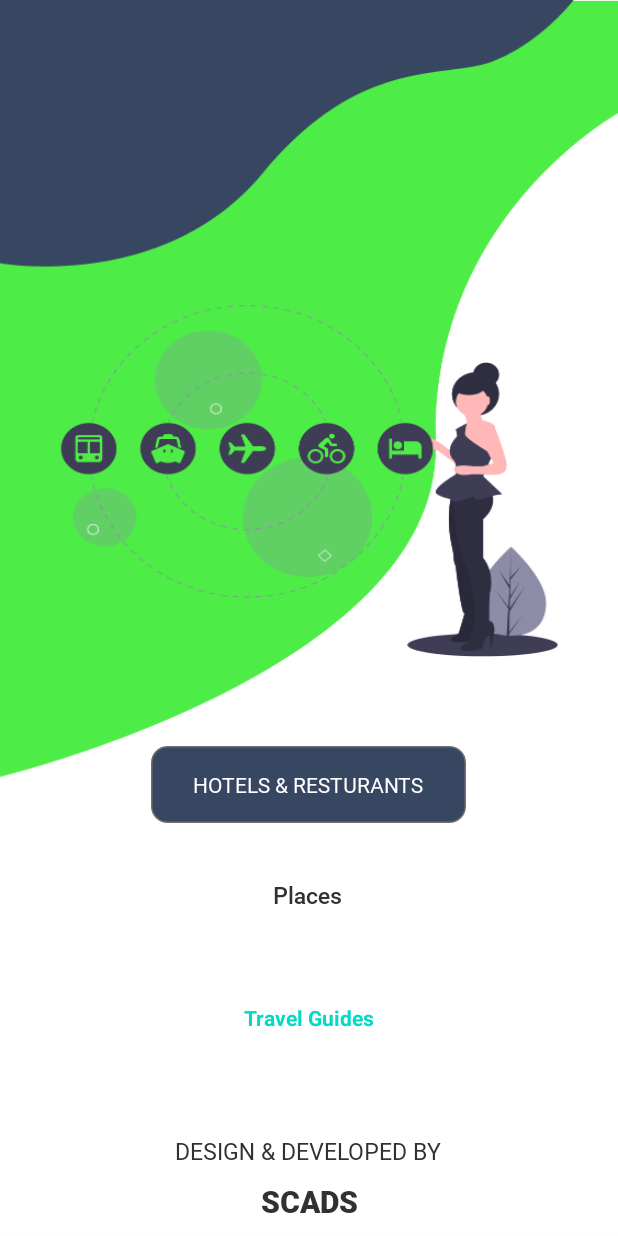
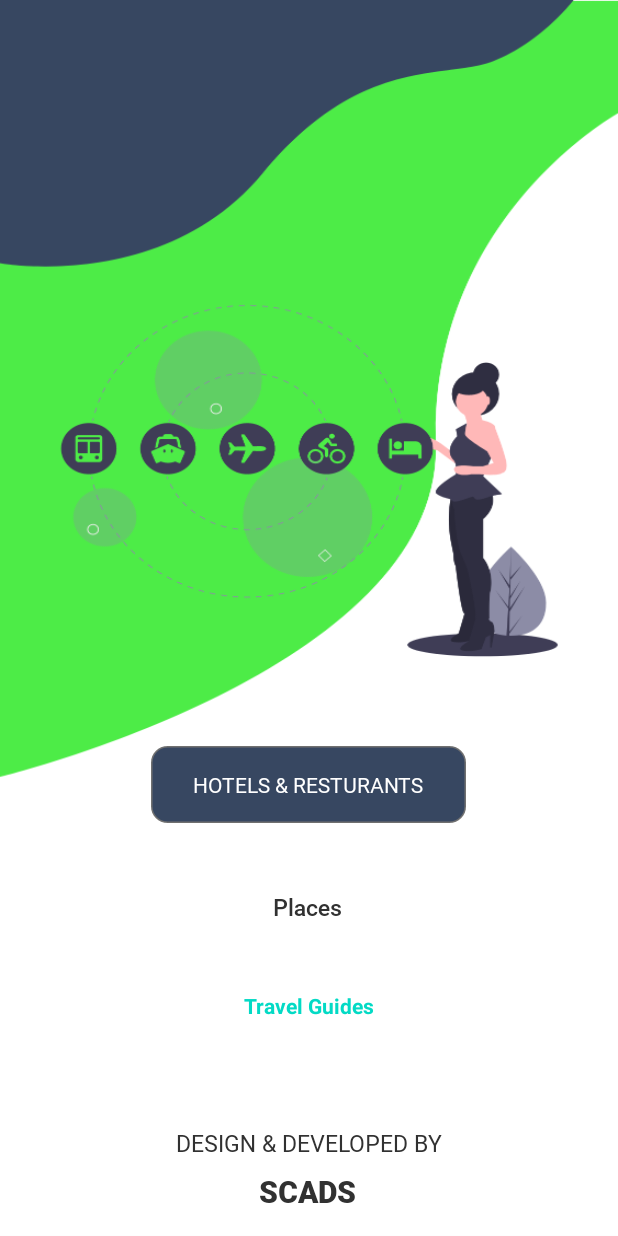
Before and after one commit to mdilshan/madd, an Android app: the screen it shows after launch (MainActivity), on a phone screen of 412 x 824 dp. Run offline under Robolectric (Android 15) with nearby library versions, the phone set to English and light mode, and no system bars; Roboto replaces fonts that are not available here.

Commit message:
Guide Form Validation

```diff
--- a/app/build.gradle
+++ b/app/build.gradle
@@ -36,10 +36,13 @@ dependencies {
     implementation 'com.google.firebase:firebase-firestore:17.1.2'
     implementation 'com.google.android.material:material:1.2.0'
     implementation 'androidx.recyclerview:recyclerview:1.1.0'
+    implementation 'androidx.lifecycle:lifecycle-extensions:2.2.0'
     testImplementation 'junit:junit:4.12'
     androidTestImplementation 'androidx.test.ext:junit:1.1.1'
     androidTestImplementation 'androidx.test.espresso:espresso-core:3.2.0'
     //Picasso
     implementation 'com.squareup.picasso:picasso:2.71828'
+    //Validator
+    implementation 'com.mobsandgeeks:android-saripaar:2.0.3'
 
 }
--- a/app/src/main/res/layout/activity_main.xml
+++ b/app/src/main/res/layout/activity_main.xml
@@ -27,59 +27,55 @@
         android:id="@+id/places_btn"
         android:layout_width="wrap_content"
         android:layout_height="wrap_content"
+        android:layout_marginTop="45dp"
         android:fontFamily="@font/medium"
         android:text="Places"
         android:textColor="#313131"
         android:textSize="15dp"
-        app:layout_constraintBottom_toBottomOf="parent"
         app:layout_constraintHorizontal_bias="0.498"
         app:layout_constraintLeft_toLeftOf="parent"
         app:layout_constraintRight_toRightOf="parent"
-        app:layout_constraintTop_toTopOf="parent"
-        app:layout_constraintVertical_bias="0.73" />
+        app:layout_constraintTop_toBottomOf="@+id/hotels" />
 
 
     <TextView
         android:id="@+id/guideBtn"
         android:layout_width="wrap_content"
         android:layout_height="wrap_content"
-        android:layout_marginTop="24dp"
-        android:layout_marginBottom="136dp"
+        android:layout_marginTop="45dp"
         android:text="Travel Guides"
         android:textColor="@color/colorAccent"
         android:textStyle="bold"
-        app:layout_constraintBottom_toBottomOf="parent"
         app:layout_constraintEnd_toEndOf="parent"
         app:layout_constraintStart_toStartOf="parent"
-        app:layout_constraintTop_toBottomOf="@+id/textView27" />
+        app:layout_constraintTop_toBottomOf="@+id/places_btn" />
 
     <TextView
         android:id="@+id/textView9"
         android:layout_width="wrap_content"
         android:layout_height="wrap_content"
+        android:layout_marginBottom="8dp"
         android:fontFamily="@font/regular"
         android:text="DESIGN &amp; DEVELOPED BY"
         android:textColor="#313131"
         android:textSize="15dp"
-        app:layout_constraintBottom_toBottomOf="parent"
+        app:layout_constraintBottom_toTopOf="@+id/textView10"
         app:layout_constraintEnd_toEndOf="parent"
-        app:layout_constraintHorizontal_bias="0.498"
-        app:layout_constraintStart_toStartOf="parent"
-        app:layout_constraintTop_toBottomOf="@+id/guideBtn"
-        app:layout_constraintVertical_bias="0.601" />
+        app:layout_constraintStart_toStartOf="parent" />
 
     <TextView
         android:id="@+id/textView10"
         android:layout_width="wrap_content"
         android:layout_height="wrap_content"
+        android:layout_marginBottom="16dp"
         android:fontFamily="@font/bold"
         android:text="SCADS"
         android:textColor="#313131"
         android:textSize="20dp"
         app:layout_constraintBottom_toBottomOf="parent"
         app:layout_constraintEnd_toEndOf="parent"
-        app:layout_constraintStart_toStartOf="parent"
-        app:layout_constraintTop_toBottomOf="@+id/textView9" />
+        app:layout_constraintHorizontal_bias="0.498"
+        app:layout_constraintStart_toStartOf="parent" />
 
 
 </androidx.constraintlayout.widget.ConstraintLayout>
--- /dev/null
+++ b/app/src/main/res/values-w820dp/dimens.xml
@@ -0,0 +1,6 @@
+<resources>
+    <!-- Example customization of dimensions originally defined in res/values/dimens.xml
+         (such as screen margins) for screens with more than 820dp of available width. This
+         would include 7" and 10" devices in landscape (~960dp and ~1280dp respectively). -->
+    <dimen name="activity_horizontal_margin">64dp</dimen>
+</resources>
--- a/app/src/main/res/values/dimens.xml
+++ b/app/src/main/res/values/dimens.xml
@@ -2,4 +2,9 @@
     <dimen name="app_bar_height">180dp</dimen>
     <dimen name="fab_margin">16dp</dimen>
     <dimen name="text_margin">16dp</dimen>
+    <!-- Default screen margins, per the Android Design guidelines. -->
+    <dimen name="activity_horizontal_margin">16dp</dimen>
+    <dimen name="activity_vertical_margin">16dp</dimen>
+    <dimen name="appbar_padding">16dp</dimen>
+    <dimen name="appbar_padding_top">8dp</dimen>
 </resources>
--- a/app/src/main/res/values/strings.xml
+++ b/app/src/main/res/values/strings.xml
@@ -98,4 +98,9 @@
     <string name="hotelLocation">Location</string>
     <string name="hotelAbout" />
     <string name="hotelAbout1">Hotel About</string>
+    <string name="title_activity_main2">MainActivity2</string>
+    <string name="tab_text_1">Tab 1</string>
+    <string name="tab_text_2">Tab 2</string>
+    <string name="website">Website</string>
+    <string name="phone">Phone</string>
 </resources>
```
Also changed, not shown: app/src/main/AndroidManifest.xml (+27 -15 lines), app/src/main/java/com/example/madd/GuideEdit.java (+84 -24 lines), app/src/main/java/com/example/madd/GuideHome.java (+15 -3 lines), app/src/main/java/com/example/madd/GuideJoin.java (+66 -22 lines), app/src/main/res/layout/activity_guide_home.xml (+2 -12 lines), app/src/main/res/layout/activity_guide_see_all.xml (+1 -13 lines).
